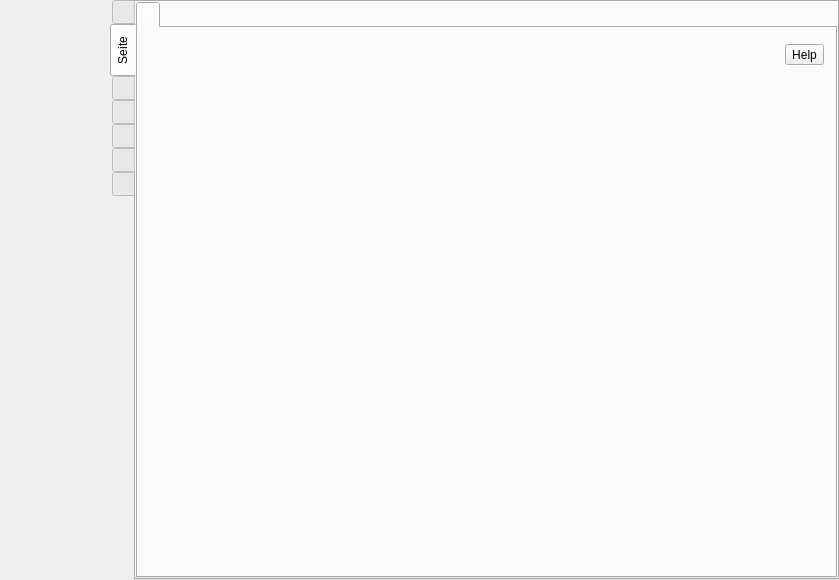
Qt form src/formMainWindow.ui (vkohaupt/vokoscreenNG) before a commit.
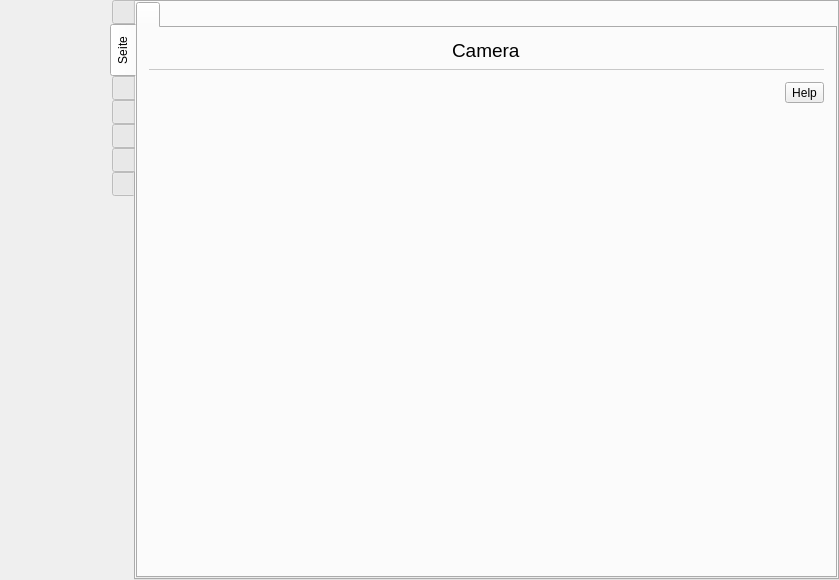
The same form after that commit. The open tabs and pages were chosen to show the change. Icons and pictures are not drawn.

```diff
--- a/src/formMainWindow.ui
+++ b/src/formMainWindow.ui
@@ -3204,6 +3204,32 @@
             <string notr="true"/>
            </attribute>
            <layout class="QVBoxLayout" name="verticalLayout_11">
+            <item alignment="Qt::AlignmentFlag::AlignHCenter">
+             <widget class="QLabel" name="label_55">
+              <property name="font">
+               <font>
+                <pointsize>14</pointsize>
+               </font>
+              </property>
+              <property name="text">
+               <string>Camera</string>
+              </property>
+             </widget>
+            </item>
+            <item>
+             <widget class="Line" name="line_15">
+              <property name="styleSheet">
+               <string notr="true">color: rgb(200, 200, 200);
+</string>
+              </property>
+              <property name="frameShadow">
+               <enum>QFrame::Shadow::Plain</enum>
+              </property>
+              <property name="orientation">
+               <enum>Qt::Orientation::Horizontal</enum>
+              </property>
+             </widget>
+            </item>
             <item>
              <layout class="QGridLayout" name="gridLayout_9">
               <property name="verticalSpacing">
```
Left out of the diff: 4 changed lines with no effect on the pictures.
